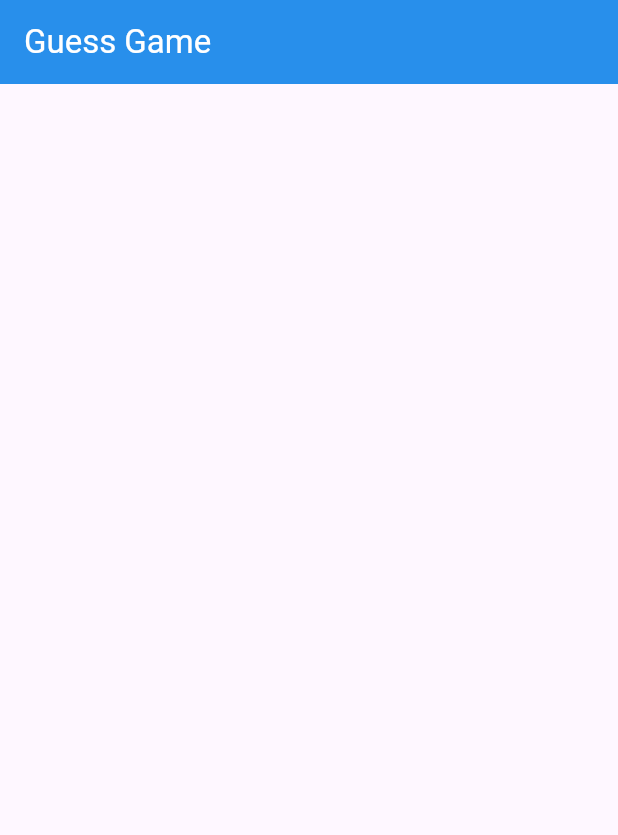
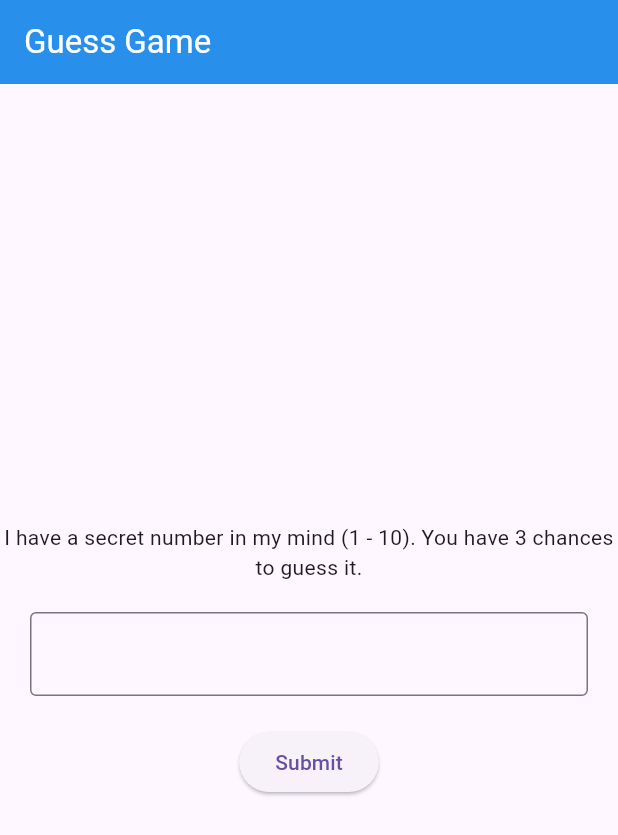
Before and after one commit to jdtdjayasingha/Number-Guessing-Game-University-Assignment, a Flutter app: the screen it shows after launch, on a phone screen of 412 x 824 dp. Shown: the top 835 px of the screen. Run offline on Flutter 3.47's test engine with Material 3 defaults, Android fonts, the phone set to English and light mode, and no system bars.

Commit message:
Created the Home Page

```diff
--- a/lib/screen/homepage.dart
+++ b/lib/screen/homepage.dart
@@ -1,4 +1,8 @@
 import 'package:flutter/material.dart';
+import 'package:flutter/services.dart';
+import 'package:guess_number_game/screen/correctguesspage.dart';
+import 'package:guess_number_game/screen/gameoverpage.dart';
+import 'package:guess_number_game/screen/wrongguesspage.dart';
 
 class HomePage extends StatefulWidget {
   const HomePage({super.key});
@@ -21,6 +25,77 @@ class _HomePageState extends State<HomePage> {
         backgroundColor: Colors.blue,
         elevation: 5,
       ),
+      body: const Center(
+        child: GuessNumberForm(),
+      ),
     );
   }
 }
+
+class GuessNumberForm extends StatefulWidget {
+  const GuessNumberForm({super.key});
+
+  @override
+  // ignore: library_private_types_in_public_api
+  _GuessNumberFormState createState() => _GuessNumberFormState();
+}
+
+class _GuessNumberFormState extends State<GuessNumberForm> {
+  final TextEditingController _controller = TextEditingController();
+  int _attempts = 0;
+  final int _secretNumber = 7; // Change this to any secret number
+
+  void _checkGuess(BuildContext context) {
+    int guess = int.tryParse(_controller.text) ?? 0;
+    if (guess == _secretNumber) {
+      //Navigator.pushNamed(context, '/correct');
+      Navigator.push(
+        context,
+        MaterialPageRoute(builder: (context) => const CorrectGuessPage()),
+      );
+    } else {
+      _attempts++;
+      if (_attempts >= 3) {
+        Navigator.push(
+          context,
+          MaterialPageRoute(builder: (context) => const GameOverPage()),
+        );
+      } else {
+        Navigator.push(
+          context,
+          MaterialPageRoute(builder: (context) => const WrongGuessPage()),
+        );
+      }
+    }
+  }
+
+  @override
+  Widget build(BuildContext context) {
+    return Column(
+      mainAxisAlignment: MainAxisAlignment.center,
+      children: [
+        const Text(
+          'I have a secret number in my mind (1 - 10). You have 3 chances to guess it.',
+          textAlign: TextAlign.center,
+        ),
+        Padding(
+          padding: const EdgeInsets.all(20.0),
+          child: TextField(
+            decoration: const InputDecoration(
+              border: OutlineInputBorder(),
+            ),
+            controller: _controller,
+            keyboardType: TextInputType.number,
+            inputFormatters: [
+              FilteringTextInputFormatter.allow(RegExp(r'[0-9]'))
+            ],
+          ),
+        ),
+        ElevatedButton(
+          onPressed: () => _checkGuess(context),
+          child: const Text('Submit'),
+        ),
+      ],
+    );
+  }
+}
```
